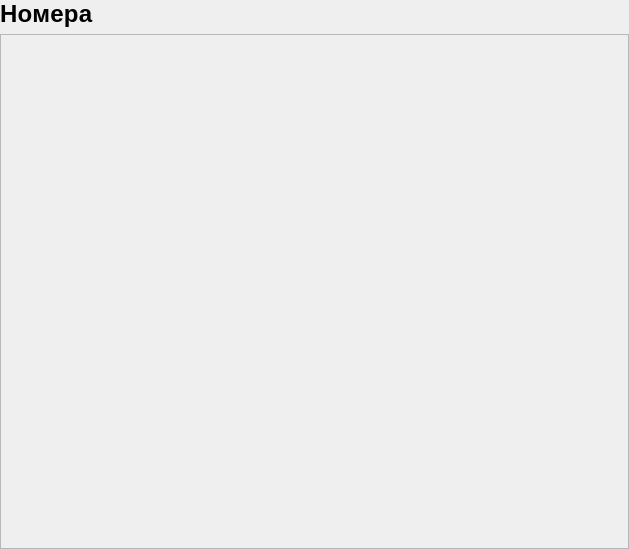
First picture: the form in Client/Form Menu/Rooms/formrooms.ui, repository Golfriman/Control_Data, before the edit.
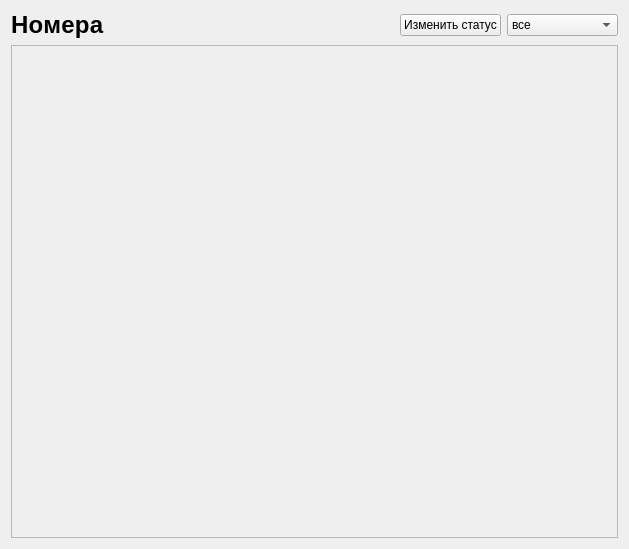
Second picture: the form after the edit.

Diff of the .ui file:
```diff
--- a/Client/Form Menu/Rooms/formrooms.ui
+++ b/Client/Form Menu/Rooms/formrooms.ui
@@ -14,32 +14,72 @@
    <string>Form</string>
   </property>
   <layout class="QVBoxLayout" name="verticalLayout">
-   <property name="leftMargin">
-    <number>0</number>
-   </property>
-   <property name="topMargin">
-    <number>0</number>
-   </property>
-   <property name="rightMargin">
-    <number>0</number>
-   </property>
-   <property name="bottomMargin">
-    <number>0</number>
-   </property>
    <item>
-    <widget class="QLabel" name="label">
-     <property name="styleSheet">
-      <string notr="true">font-style: normal;
+    <layout class="QHBoxLayout" name="horizontalLayout_2">
+     <item>
+      <widget class="QLabel" name="label">
+       <property name="styleSheet">
+        <string notr="true">font-style: normal;
 font-weight: 700;
 font-size: 24px;
 line-height: 30px;
 letter-spacing: 0.3px;
 </string>
-     </property>
-     <property name="text">
-      <string>Номера</string>
-     </property>
-    </widget>
+       </property>
+       <property name="text">
+        <string>Номера</string>
+       </property>
+      </widget>
+     </item>
+     <item>
+      <spacer name="horizontalSpacer">
+       <property name="orientation">
+        <enum>Qt::Horizontal</enum>
+       </property>
+       <property name="sizeHint" stdset="0">
+        <size>
+         <width>40</width>
+         <height>20</height>
+        </size>
+       </property>
+      </spacer>
+     </item>
+     <item>
+      <layout class="QHBoxLayout" name="horizontalLayout">
+       <item>
+        <widget class="QPushButton" name="pushButton">
+         <property name="text">
+          <string>Изменить статус</string>
+         </property>
+        </widget>
+       </item>
+       <item>
+        <widget class="QComboBox" name="comboBox">
+         <item>
+          <property name="text">
+           <string>все</string>
+          </property>
+         </item>
+         <item>
+          <property name="text">
+           <string>забронирован</string>
+          </property>
+         </item>
+         <item>
+          <property name="text">
+           <string>заселен</string>
+          </property>
+         </item>
+         <item>
+          <property name="text">
+           <string>свободно</string>
+          </property>
+         </item>
+        </widget>
+       </item>
+      </layout>
+     </item>
+    </layout>
    </item>
    <item>
     <widget class="QScrollArea" name="scrollArea">
@@ -51,8 +91,8 @@
        <rect>
         <x>0</x>
         <y>0</y>
-        <width>627</width>
-        <height>508</height>
+        <width>605</width>
+        <height>484</height>
        </rect>
       </property>
       <layout class="QVBoxLayout" name="verticalLayout_2"/>
```
